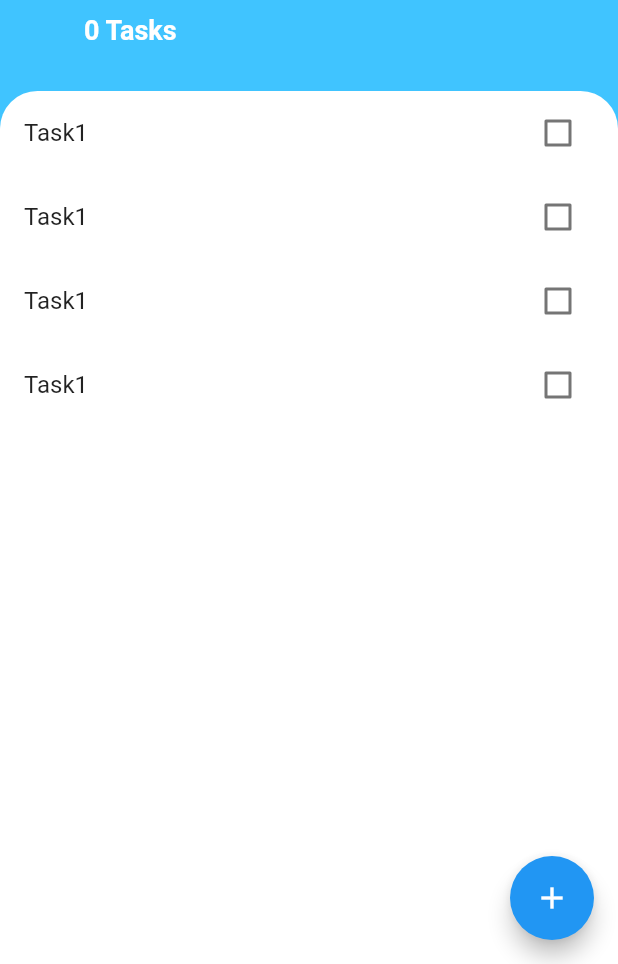
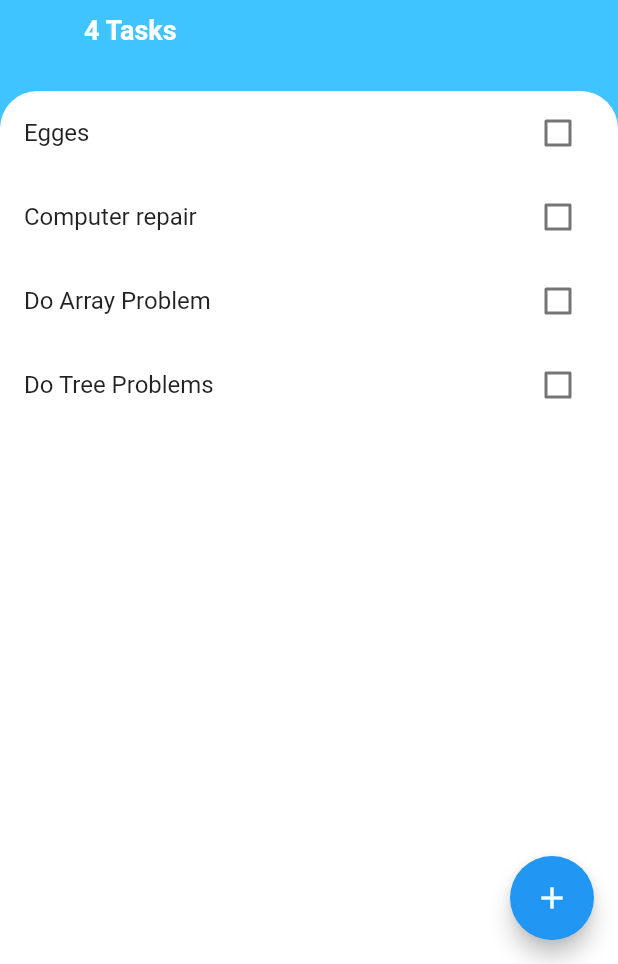
Before and after one commit to ajinkyavn1/TODO-Flutter-App, a Flutter app: the screen it shows after launch, on a phone screen of 412 x 824 dp, the part 272-1236 px from its top. Run offline on Flutter 3.47's test engine with Material 2 defaults, Android fonts, the phone set to English and light mode, and no system bars.

```diff
--- a/lib/LIstView.dart
+++ b/lib/LIstView.dart
@@ -1,19 +1,26 @@
 import 'package:flutter/material.dart';
+import 'package:todoapp/Tasks.dart';
 
 import 'Tasktile.dart';
 
-class LIstView extends StatelessWidget {
-  const LIstView({Key key}) : super(key: key);
+class LIstView extends StatefulWidget {
+ final List<Tasks> task;
+
+  const LIstView({Key key, this.task}) : super(key: key);
 
   @override
+  _LIstViewState createState() => _LIstViewState();
+}
+
+class _LIstViewState extends State<LIstView> {
+  @override
   Widget build(BuildContext context) {
-    return ListView(
-      children: [
-        Tasktiles(task: "Task1",state: false,),
-        Tasktiles(task: "Task1",state: true,),
-        Tasktiles(task: "Task1",state: false,),
-        Tasktiles(task: "Task1",state: true,),
-      ],
+    return ListView.builder(
+      itemBuilder: (context,index){
+
+        return  Tasktiles(task: widget.task[index].TaskTitle,state: widget.task[index].isdone,);
+      },
+      itemCount: widget.task.length,
     );
   }
 }
--- a/lib/TaskScreen.dart
+++ b/lib/TaskScreen.dart
@@ -1,20 +1,23 @@
 
 import 'package:flutter/material.dart';
+import 'package:todoapp/Tasks.dart';
 
 import 'AddTaskScreen.dart';
 import 'LIstView.dart';
 
 class TaskScreen extends StatefulWidget {
-  TaskScreen({Key key, this.title}) : super(key: key);
-
-
-  final String title;
 
   @override
   _MyHomePageState createState() => _MyHomePageState();
 }
 
 class _MyHomePageState extends State<TaskScreen> {
+  List<Tasks> task=[
+    Tasks(TaskTitle: "Egges"),
+    Tasks(TaskTitle: "Computer repair"),
+    Tasks(TaskTitle: "Do Array Problem "),
+    Tasks(TaskTitle: "Do Tree Problems")
+  ];
 
   var tasks=0;
   @override
@@ -25,7 +28,12 @@ class _MyHomePageState extends State<TaskScreen> {
         child: Icon(Icons.add),
         tooltip: "Add Task",
         onPressed: (){
-          showModalBottomSheet(context: context, builder: (context)=>AddTaskScreen());
+          showModalBottomSheet(context: context, builder: (context)=>AddTaskScreen((TaskTitle){
+            setState(() {
+              task.add(Tasks(TaskTitle: TaskTitle));
+            });
+            Navigator.pop(context);
+          }));
         },
 
       ),
@@ -56,7 +64,7 @@ class _MyHomePageState extends State<TaskScreen> {
                 SizedBox(
                   height: 10,
                 ),
-                Text("${tasks} Tasks",style: TextStyle(
+                Text("${task.length} Tasks",style: TextStyle(
                     fontWeight: FontWeight.w700,
                     color: Colors.white,
                     fontSize: 18
@@ -73,7 +81,7 @@ class _MyHomePageState extends State<TaskScreen> {
                       topRight: Radius.circular(25)
                   ),
               ),
-              child: LIstView()
+              child: LIstView(task:task,)
             ),
           )
         ],
--- /dev/null
+++ b/lib/Tasks.dart
@@ -0,0 +1,9 @@
+class Tasks{
+  final String TaskTitle;
+  bool isdone;
+
+  Tasks({this.TaskTitle, this.isdone = false});
+  void ToggleDone(){
+    isdone=!isdone;
+  }
+}
--- a/lib/Tasktile.dart
+++ b/lib/Tasktile.dart
@@ -1,4 +1,5 @@
 import 'package:flutter/material.dart';
+import 'package:todoapp/Tasks.dart';
 
 class Tasktiles extends StatefulWidget {
   final String  task;
@@ -34,6 +35,7 @@ class checkbox extends StatelessWidget {
   @override
   Widget build(BuildContext context) {
     return Checkbox(
+      activeColor: Colors.lightBlueAccent,
       value: ischecked,
       onChanged: CheckBoXtoggele,
     );
--- a/lib/main.dart
+++ b/lib/main.dart
@@ -15,7 +15,7 @@ class MyApp extends StatelessWidget {
 
         primarySwatch: Colors.blue,
       ),
-      home:TaskScreen(title: "TODO",),
+      home:TaskScreen()
     );
   }
 }
--- a/pubspec.yaml
+++ b/pubspec.yaml
@@ -28,6 +28,7 @@ dependencies:
   # The following adds the Cupertino Icons font to your application.
   # Use with the CupertinoIcons class for iOS style icons.
   cupertino_icons: ^1.0.2
+  provider: ^5.0.0
 
 dev_dependencies:
   flutter_test:
```
Also changed, not shown: lib/AddTaskScreen.dart (+9 -2 lines), pubspec.lock.
